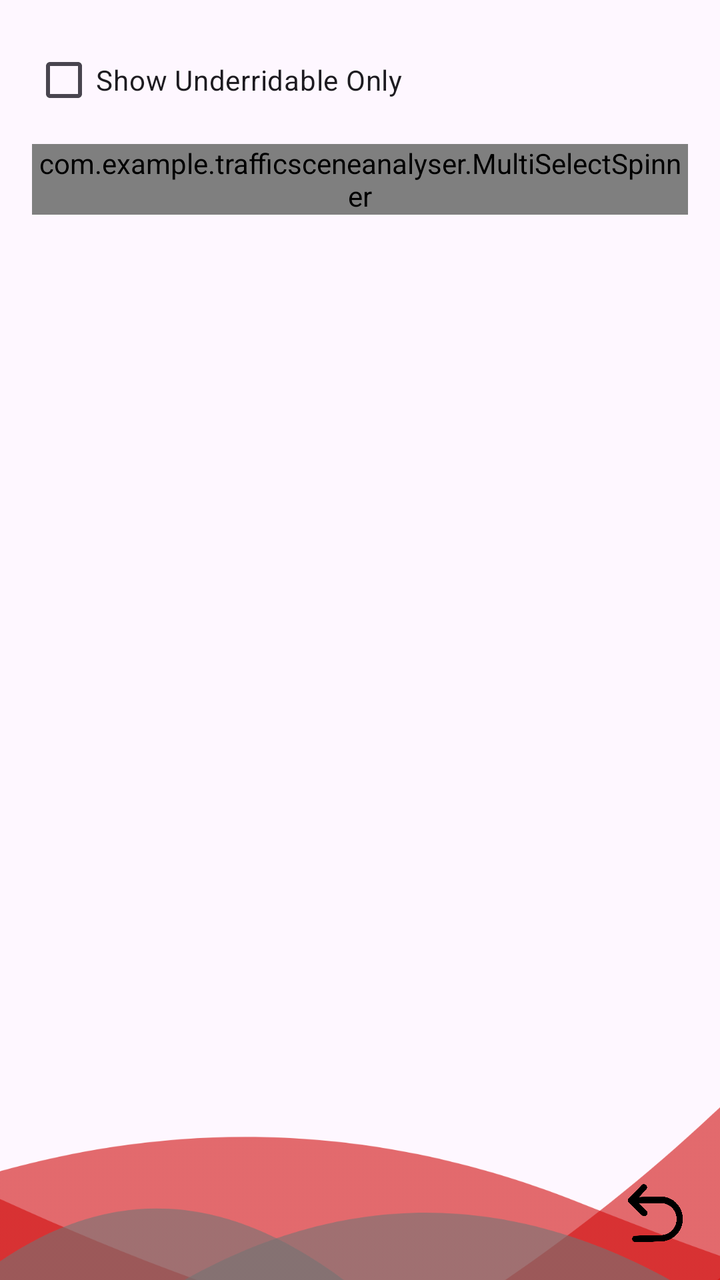
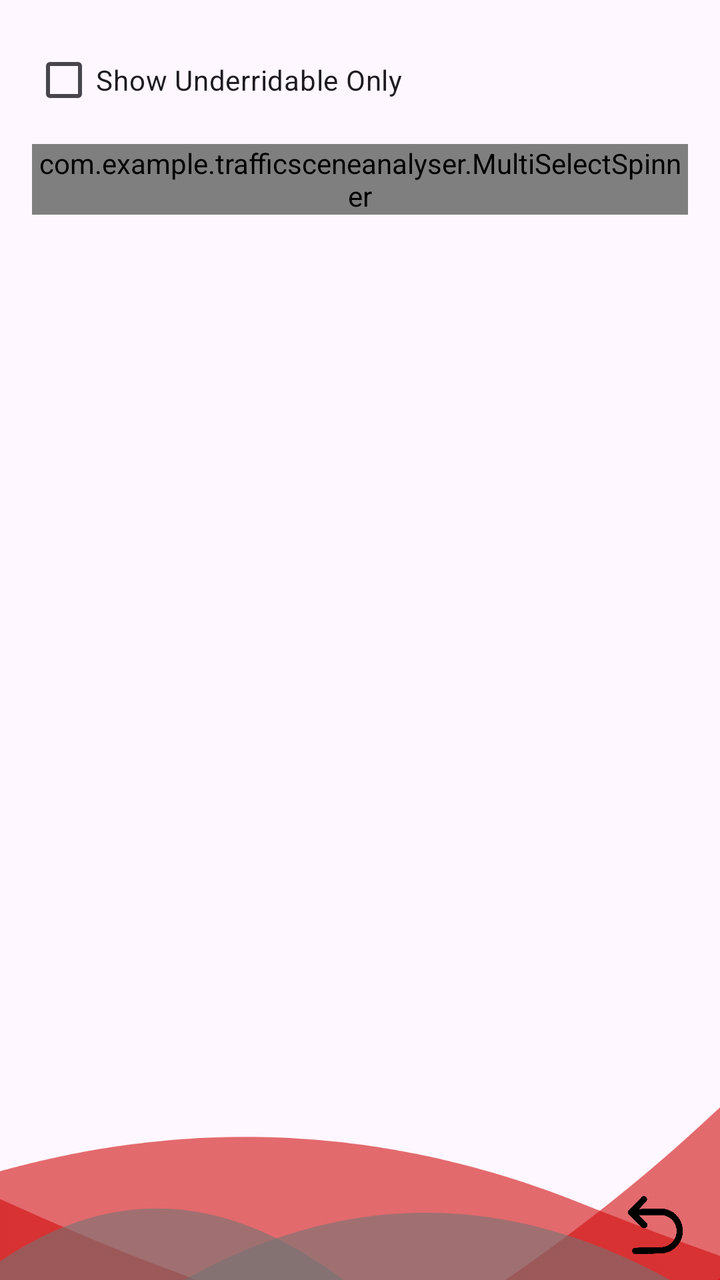

Before-and-after screenshots of an Android layout around one commit, followed by the original layout XML and the change that was made.
<!-- AndroidManifest.xml: application theme Theme.TrafficSceneAnalyser -->
<!-- res/layout/activity_history.xml -->
<?xml version="1.0" encoding="utf-8"?>
<androidx.constraintlayout.widget.ConstraintLayout xmlns:android="http://schemas.android.com/apk/res/android"
    xmlns:app="http://schemas.android.com/apk/res-auto"
    xmlns:tools="http://schemas.android.com/tools"
    android:id="@+id/main"
    android:layout_width="match_parent"
    android:layout_height="match_parent"
    tools:context=".HistoryActivity">

    <ImageView
        android:id="@+id/imageView8"
        android:layout_width="486dp"
        android:layout_height="689dp"
        android:rotationY="180"
        app:layout_constraintBottom_toBottomOf="parent"
        app:layout_constraintEnd_toEndOf="parent"
        app:layout_constraintHorizontal_bias="0.0"
        app:layout_constraintStart_toStartOf="parent"
        app:layout_constraintTop_toTopOf="parent"
        app:layout_constraintVertical_bias="1.0"
        app:srcCompat="@drawable/bottomlayout" />

    <ImageButton
        android:id="@+id/backButton"
        android:layout_width="64dp"
        android:layout_height="55dp"
        android:backgroundTint="#00FFFFFF"
        android:onClick="goToProfile"
        android:scaleType="fitCenter"
        app:layout_constraintBottom_toBottomOf="parent"
        app:layout_constraintEnd_toEndOf="parent"
        app:layout_constraintHorizontal_bias="0.8"
        app:layout_constraintStart_toEndOf="@+id/hbutton"
        app:layout_constraintTop_toTopOf="parent"
        app:layout_constraintVertical_bias="0.99"
        app:srcCompat="@drawable/backbutton" />

    <LinearLayout
        android:id="@+id/filterLayout"
        android:layout_width="0dp"
        android:layout_height="wrap_content"
        android:orientation="vertical"
        app:layout_constraintTop_toTopOf="parent"
        app:layout_constraintStart_toStartOf="parent"
        app:layout_constraintEnd_toEndOf="parent"
        android:padding="16dp">

        <CheckBox
            android:id="@+id/filterCheckbox"
            android:layout_width="wrap_content"
            android:layout_height="wrap_content"
            android:text="Show Underridable Only" />

        <com.example.trafficsceneanalyser.MultiSelectSpinner
            android:id="@+id/modelSpinner"
            android:layout_width="match_parent"
            android:layout_height="wrap_content"
            android:layout_marginTop="8dp"
            android:layout_marginBottom="8dp" />
    </LinearLayout>

    <androidx.recyclerview.widget.RecyclerView
        android:id="@+id/recyclerView"
        android:layout_width="0dp"
        android:layout_height="0dp"
        android:layout_marginTop="8dp"
        app:layout_constraintEnd_toEndOf="parent"
        app:layout_constraintStart_toStartOf="parent"
        app:layout_constraintTop_toBottomOf="@id/filterLayout" />

</androidx.constraintlayout.widget.ConstraintLayout>
<!-- resources referenced by this layout -->
<resources>
  <!-- drawable backbutton: png bitmap (drawable, 27156 bytes) -->
  <!-- drawable bottomlayout: png bitmap (drawable-hdpi, 51256 bytes) -->
  <style name="Theme.TrafficSceneAnalyser" parent="Base.Theme.TrafficSceneAnalyser" />
  <style name="Base.Theme.TrafficSceneAnalyser" parent="Theme.Material3.DayNight.NoActionBar">
          
          
      </style>
</resources>

<!-- the commit's change to res/layout/activity_history.xml (unified diff, before → after) -->
@@ -25,14 +25,11 @@
         android:layout_width="64dp"
         android:layout_height="55dp"
         android:backgroundTint="#00FFFFFF"
-        android:onClick="goToProfile"
         android:scaleType="fitCenter"
         app:layout_constraintBottom_toBottomOf="parent"
         app:layout_constraintEnd_toEndOf="parent"
         app:layout_constraintHorizontal_bias="0.8"
-        app:layout_constraintStart_toEndOf="@+id/hbutton"
-        app:layout_constraintTop_toTopOf="parent"
-        app:layout_constraintVertical_bias="0.99"
+        app:layout_constraintTop_toBottomOf="@+id/recyclerView"
         app:srcCompat="@drawable/backbutton" />
 
     <LinearLayout
@@ -66,6 +63,7 @@
         android:layout_marginTop="8dp"
         app:layout_constraintEnd_toEndOf="parent"
         app:layout_constraintStart_toStartOf="parent"
-        app:layout_constraintTop_toBottomOf="@id/filterLayout" />
+        app:layout_constraintTop_toBottomOf="@id/filterLayout"
+        app:layout_constraintBottom_toTopOf="@id/backButton" />
 
 </androidx.constraintlayout.widget.ConstraintLayout>
